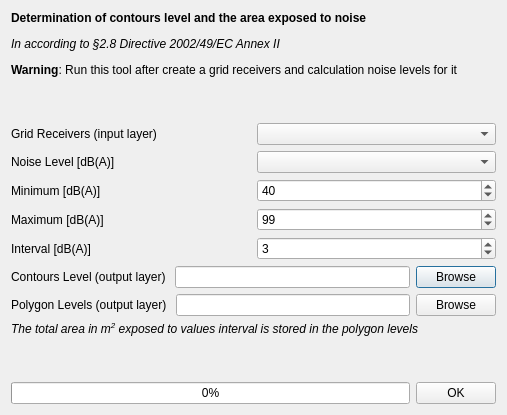
Qt form tools/ui_CreateContours.ui (pierluigiderosa/openoise) before a commit.
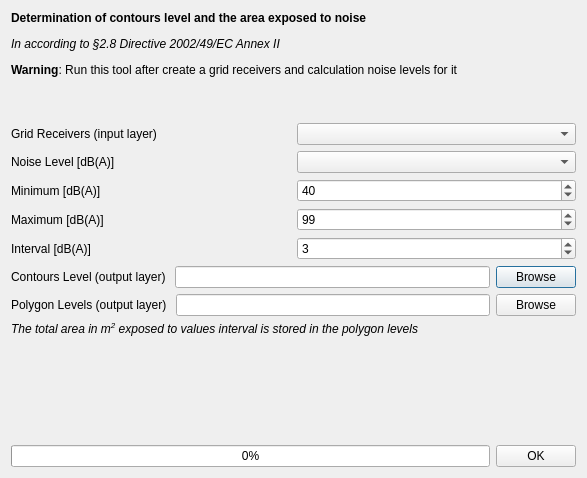
The same form after that commit. Custom widgets are drawn as their Qt base class.

Commit message: - fixed some italian translation - fixed some gui

Patch:
```diff
--- a/tools/ui_CreateContours.ui
+++ b/tools/ui_CreateContours.ui
@@ -6,14 +6,17 @@
    <rect>
     <x>0</x>
     <y>0</y>
-    <width>507</width>
-    <height>415</height>
+    <width>587</width>
+    <height>478</height>
    </rect>
   </property>
   <property name="windowTitle">
    <string>OpeNoise - Contours Level</string>
   </property>
   <layout class="QVBoxLayout" name="verticalLayout">
+   <property name="sizeConstraint">
+    <enum>QLayout::SetDefaultConstraint</enum>
+   </property>
    <item>
     <widget class="QLabel" name="label_14">
      <property name="text">
@@ -150,9 +153,33 @@
    </item>
    <item>
     <widget class="QLabel" name="label_2">
+     <property name="sizePolicy">
+      <sizepolicy hsizetype="Preferred" vsizetype="Minimum">
+       <horstretch>0</horstretch>
+       <verstretch>0</verstretch>
+      </sizepolicy>
+     </property>
+     <property name="minimumSize">
+      <size>
+       <width>0</width>
+       <height>60</height>
+      </size>
+     </property>
+     <property name="baseSize">
+      <size>
+       <width>0</width>
+       <height>30</height>
+      </size>
+     </property>
      <property name="text">
       <string>&lt;html&gt;&lt;head/&gt;&lt;body&gt;&lt;p&gt;&lt;span style=&quot; font-style:italic;&quot;&gt;The total area in m&lt;/span&gt;&lt;span style=&quot; font-style:italic; vertical-align:super;&quot;&gt;2&lt;/span&gt;&lt;span style=&quot; font-style:italic;&quot;&gt; exposed to values interval is stored in the polygon levels&lt;/span&gt;&lt;/p&gt;&lt;/body&gt;&lt;/html&gt;</string>
      </property>
+     <property name="alignment">
+      <set>Qt::AlignLeading|Qt::AlignLeft|Qt::AlignTop</set>
+     </property>
+     <property name="wordWrap">
+      <bool>true</bool>
+     </property>
     </widget>
    </item>
    <item>
```
The commit also changes 4 other files.
